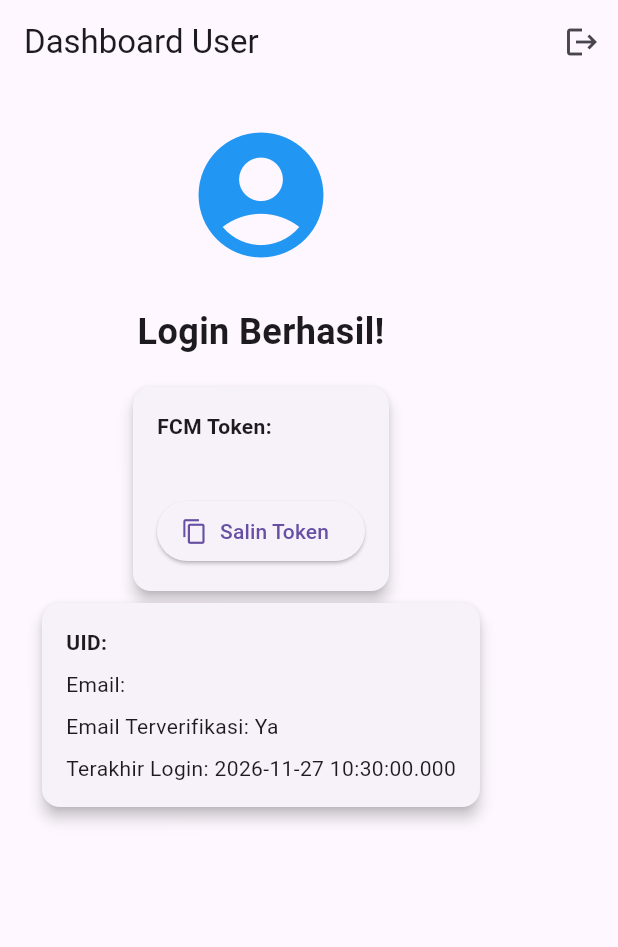
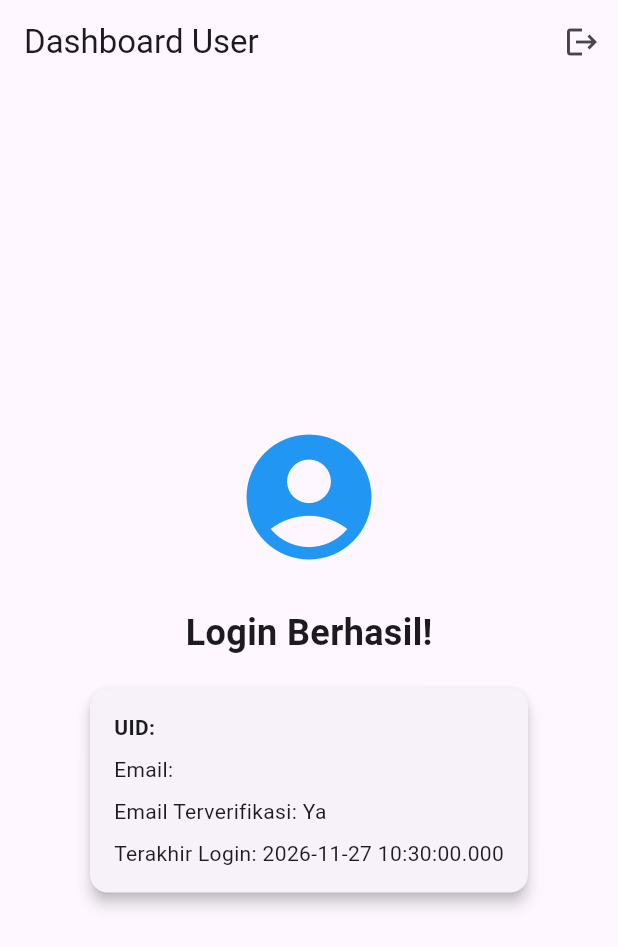
Before and after one commit to DhaniKWP/trySupabase, a Flutter app: the screen it shows once a user with an empty profile is signed in, on a phone screen of 412 x 824 dp. Shown: the top 947 px of the screen. Run offline on Flutter 3.47's test engine with Material 3 defaults, Android fonts, the phone set to English and light mode, and no system bars; our stand-ins replace firebase_auth, firebase_core; accounts and stored records are empty; network calls fail.

Commit message:
Bersihkan file notifikasi dan token card untuk refactor tugas 9

```diff
--- a/lib/fcm_token_card.dart
+++ /dev/null
@@ -1,51 +0,0 @@
-import 'package:firebase_messaging/firebase_messaging.dart';
-import 'package:flutter/material.dart';
-import 'package:flutter/services.dart';
-
-/// Kartu untuk menampilkan FCM Token + tombol salin.
-/// Token ini yang nanti ditempel di Postman.
-class FcmTokenCard extends StatelessWidget {
-  const FcmTokenCard({super.key});
-
-  @override
-  Widget build(BuildContext context) {
-    return FutureBuilder<String?>(
-      // ignore: deprecated_member_use
-      future: FirebaseMessaging.instance.getToken(),
-      builder: (context, snapshot) {
-        if (snapshot.connectionState == ConnectionState.waiting) {
-          return const CircularProgressIndicator();
-        }
-        final token = snapshot.data ?? 'Token tidak tersedia';
-        return Card(
-          elevation: 4,
-          child: Padding(
-            padding: const EdgeInsets.all(16),
-            child: Column(
-              crossAxisAlignment: CrossAxisAlignment.start,
-              children: [
-                const Text(
-                  'FCM Token:',
-                  style: TextStyle(fontWeight: FontWeight.bold),
-                ),
-                const SizedBox(height: 8),
-                SelectableText(token, style: const TextStyle(fontSize: 12)),
-                const SizedBox(height: 8),
-                ElevatedButton.icon(
-                  icon: const Icon(Icons.copy),
-                  label: const Text('Salin Token'),
-                  onPressed: () {
-                    Clipboard.setData(ClipboardData(text: token));
-                    ScaffoldMessenger.of(context).showSnackBar(
-                      const SnackBar(content: Text('Token disalin!')),
-                    );
-                  },
-                ),
-              ],
-            ),
-          ),
-        );
-      },
-    );
-  }
-}
--- a/lib/main.dart
+++ b/lib/main.dart
@@ -4,21 +4,13 @@ import 'package:flutter/material.dart';
 import 'firebase_options.dart';
 import 'screens/login_screen.dart';
 import 'screens/user_info_screen.dart';
-import 'package:firebase_messaging/firebase_messaging.dart';
-import 'notification_service.dart';
 
 void main() async {
   WidgetsFlutterBinding.ensureInitialized();
   await Firebase.initializeApp(
     options: DefaultFirebaseOptions.currentPlatform,
   );
-
-  // Daftarkan handler untuk pesan saat aplikasi background / mati
-  FirebaseMessaging.onBackgroundMessage(firebaseMessagingBackgroundHandler);
-
   runApp(const MyApp());
-  // Inisialisasi notifikasi (izin, token, listener)
-  await NotificationService.init();
 }
 
 class MyApp extends StatelessWidget {
@@ -28,7 +20,6 @@ class MyApp extends StatelessWidget {
   Widget build(BuildContext context) {
     return MaterialApp(
       title: 'Firebase Auth Simple',
-      navigatorKey: navigatorKey,
       debugShowCheckedModeBanner: false,
       theme: ThemeData(
         primarySwatch: Colors.blue,
--- a/lib/screens/user_info_screen.dart
+++ b/lib/screens/user_info_screen.dart
@@ -1,6 +1,5 @@
 import 'package:firebase_auth/firebase_auth.dart';
 import 'package:flutter/material.dart';
-import 'package:tryfirebase/fcm_token_card.dart';
 
 class UserInfoScreen extends StatelessWidget {
   final User user;
@@ -24,7 +23,7 @@ class UserInfoScreen extends StatelessWidget {
           ),
         ],
       ),
-      body: SingleChildScrollView(
+      body: Center(
         child: Padding(
           padding: const EdgeInsets.all(24.0),
           child: Column(
@@ -38,7 +37,6 @@ class UserInfoScreen extends StatelessWidget {
                 style: TextStyle(fontSize: 24, fontWeight: FontWeight.bold),
               ),
               const SizedBox(height: 16),
-              const FcmTokenCard(),
               Card(
                 elevation: 4,
                 child: Padding(
```
Also changed, not shown: lib/notification_detail_screen.dart (deleted, +0 -53 lines), lib/notification_service.dart (deleted, +0 -161 lines).
